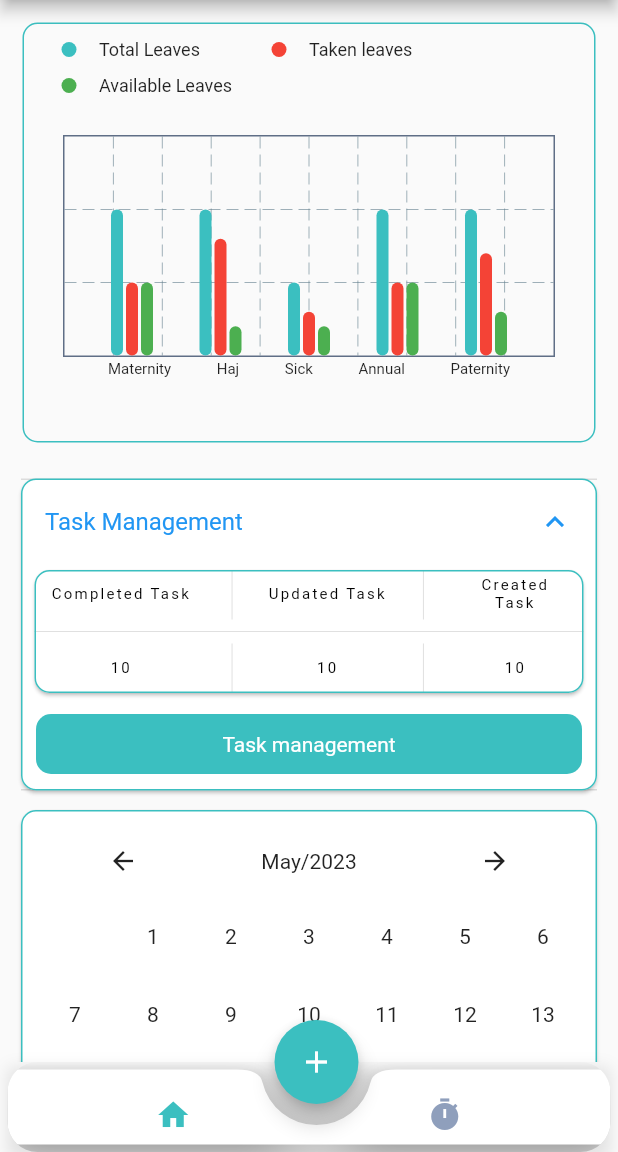
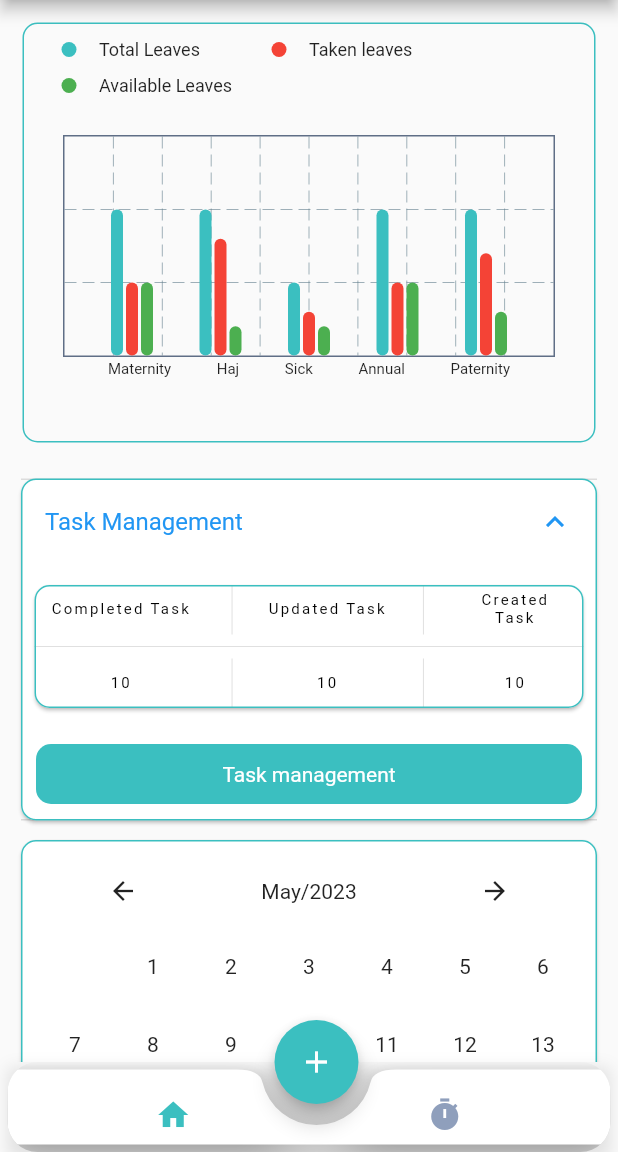
Before and after one commit to Nizam310/ess, a Flutter app: the DashBoard screen opened by its route, on a phone screen of 412 x 824 dp, the part 84-1236 px from its top. Run offline on Flutter 3.47's test engine with Material 2 defaults, Android fonts, the light colour scheme and no system bars; drawn by our look-alikes of fl_chart; our stand-ins replace file_picker, flutter_map, geocoding, geolocator, latlong2, nb_utils; missing offline and left inert: flutter_map_marker_cluster.

Commit message:
changed alignment of task pages

```diff
--- a/lib/design/home/home_page.dart
+++ b/lib/design/home/home_page.dart
@@ -56,63 +56,6 @@ class Home extends StatelessWidget {
                     "Task Management",
                   ),
                   children: [
-                    /*  Row(
-                      children: [
-                        Expanded(
-                          child: SizedBox(
-                            height: 200,
-                            child: ListView.builder(
-                                itemCount: 1,
-                                itemBuilder: (context, index) => Row(
-                                      children: [
-                                        Expanded(
-                                          child: Container(
-                                            margin: const EdgeInsets.symmetric(
-                                                vertical: 5),
-                                            padding: const EdgeInsets.symmetric(
-                                                horizontal: 10, vertical: 5),
-                                            child: Row(
-                                              mainAxisAlignment:
-                                                  MainAxisAlignment.spaceBetween,
-                                              children: [
-                                                Column(
-                                                  crossAxisAlignment:
-                                                      CrossAxisAlignment.start,
-                                                  mainAxisAlignment:
-                                                      MainAxisAlignment
-                                                          .spaceBetween,
-                                                  children: [
-                                                    const Text("Task")
-                                                        .paddingBottom(5),
-                                                    const Text("21/12/23")
-                                                  ],
-                                                ),
-                                                Column(
-                                                  children: [
-                                                    Text(data.timerText),
-                                                    Center(
-                                                      child: IconButton(
-                                                        onPressed: () {
-                                                          data.startStop();
-                                                          data.refresh();
-                                                        },
-                                                        icon: Icon(data.isRunning
-                                                            ? Icons.stop_circle
-                                                            : Icons.play_circle),
-                                                      ),
-                                                    )
-                                                  ],
-                                                ),
-                                              ],
-                                            ).paddingRight(20),
-                                          ),
-                                        ),
-                                      ],
-                                    )),
-                          ),
-                        ),
-                      ],
-                    ),*/
                     SizedBox(
                       height: 90,
                       child: Card(
@@ -184,13 +127,7 @@ class Home extends StatelessWidget {
                           ],
                         ),
                       ),
-                    ).paddingSymmetric(horizontal: 5),
-                    /*CusButton(
-                        text: "Show More",
-                        onTap: () {
-                          context.read<DashBoardVm>().index = 5;
-                          context.read<DashBoardVm>().refresh();
-                        }).paddingSymmetric(horizontal: 15, vertical: 10)*/
+                    ).paddingSymmetric(horizontal: 5, vertical: 10),
                     Visibility(
                       visible: context
                               .select((HomeVm value) => value.taskManagement) ==
@@ -224,7 +161,7 @@ class Home extends StatelessWidget {
                                               .taskManagement = false;
                                           context.read<HomeVm>().refresh();
                                           context.read<DashBoardVm>().refresh();
-                                        })).paddingRight(10),
+                                        })).paddingRight(5),
                                 SizedBox(
                                     width: 150,
                                     child: CusButton(
@@ -234,7 +171,7 @@ class Home extends StatelessWidget {
                                               .read<HomeVm>()
                                               .taskManagement = false;
                                           context.read<HomeVm>().refresh();
-                                        })).paddingRight(10),
+                                        })).paddingRight(5),
                                 SizedBox(
                                     width: 150,
                                     child: CusButton(
@@ -249,27 +186,14 @@ class Home extends StatelessWidget {
                             ),
                           ),
                         ],
-                      ),
+                      ).paddingSymmetric(horizontal: 7, vertical: 10),
                     ),
                   ],
                 ),
               ),
             ).paddingSymmetric(vertical: 5, horizontal: 10);
           }),
-          /*
-          const Signature(
-            link:
-                'https://i.pinimg.com/originals/6a/14/a2/6a14a2565834045849ddda1eba92f92c.jpg',
-            name: 'Attendee',
-            type: CusAttendeeType.attendee,
-          ),
-          const Signature(
-            link:
-                'https://www.cognidox.com/hubfs/Digital%20Signature%20MHRA%20Remote%20Working.jpg',
-            name: 'Customer',
-            type: CusAttendeeType.customer,
-          ),
-          const FeedBack(),*/
+
           Row(
             children: const [
               Expanded(child: CalendarPage()),
@@ -292,3 +216,18 @@ class Home extends StatelessWidget {
     });
   }
 }
+/// signature and feedback
+/*
+          const Signature(
+            link:
+                'https://i.pinimg.com/originals/6a/14/a2/6a14a2565834045849ddda1eba92f92c.jpg',
+            name: 'Attendee',
+            type: CusAttendeeType.attendee,
+          ),
+          const Signature(
+            link:
+                'https://www.cognidox.com/hubfs/Digital%20Signature%20MHRA%20Remote%20Working.jpg',
+            name: 'Customer',
+            type: CusAttendeeType.customer,
+          ),
+          const FeedBack(),*/
```
